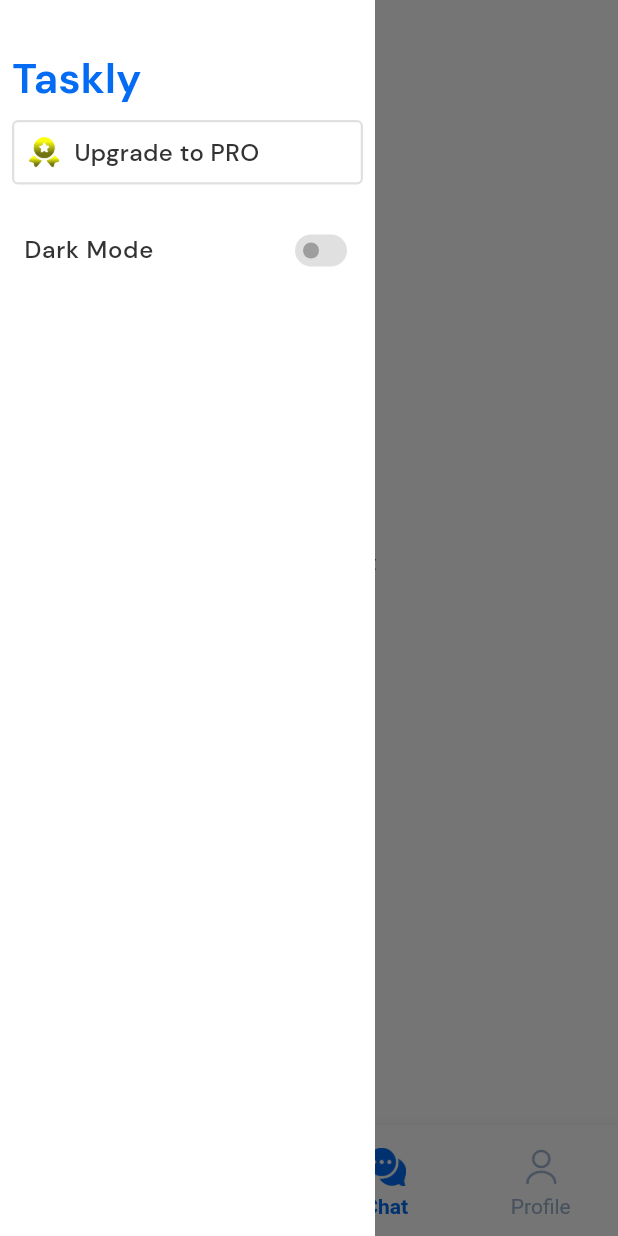
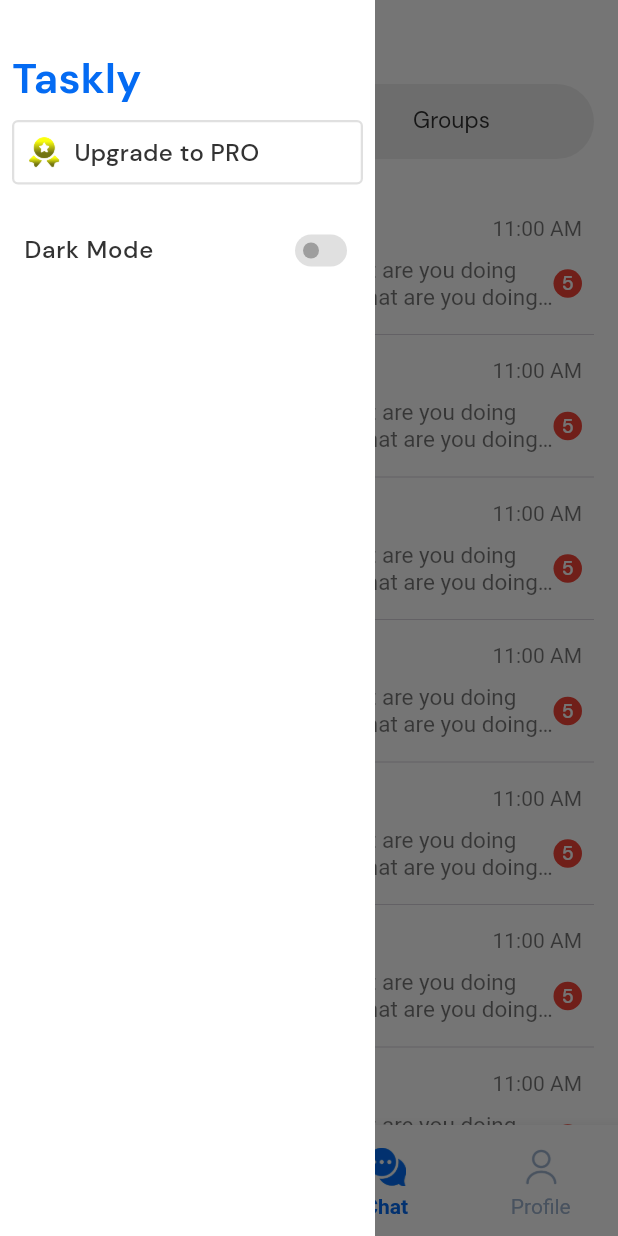
Before and after one commit to AbnerBaluyut/Taskly, a Flutter app: the DashboardPage screen opened by its route, item 3 of the bottom bar chosen, with the side drawer open, on a phone screen of 412 x 824 dp. Run offline on Flutter 3.47's test engine with Material 3 defaults, Android fonts, the phone set to English and light mode, and no system bars; our stand-ins replace bloc, dropdown_button2, flutter_bloc, flutter_expandable_fab, font_awesome_flutter, go_router and 2 more; missing offline and left inert: assorted_layout_widgets; accounts and stored records are empty; statements that could not run were skipped.

Commit message:
Update: Chat Content Widget

```diff
--- a/lib/core/common_widgets/common_image.dart
+++ b/lib/core/common_widgets/common_image.dart
@@ -16,7 +16,8 @@ class CommonImage extends StatelessWidget {
     this.borderColor = Colors.black,
     this.border = 0.0,
     this.errorWidget,
-    this.file
+    this.file,
+    this.padding
   });
 
   final File? file;
@@ -31,6 +32,7 @@ class CommonImage extends StatelessWidget {
   final double border;
   final Color borderColor;
   final Widget? errorWidget;
+  final EdgeInsetsGeometry? padding;
 
   @override
   Widget build(BuildContext context) {
@@ -39,6 +41,7 @@ class CommonImage extends StatelessWidget {
       alignment: Alignment.center,
       height: height,
       width: width,
+      padding: padding,
       decoration: BoxDecoration(
         borderRadius: BorderRadius.circular(radius),
         border: border == 0.0 ? null : Border.fromBorderSide(
--- /dev/null
+++ b/lib/features/chat/screens/_components/cells/item_chat.dart
@@ -0,0 +1,104 @@
+import 'package:flutter/material.dart';
+import 'package:taskly/core/extensions/context_extension.dart';
+
+import '../../../../../core/common_widgets/common_elevated_button.dart';
+import '../../../../../core/common_widgets/common_image.dart';
+import '../../../../../core/styles/assets.dart';
+import '../../../../../core/styles/dimension.dart';
+
+class ItemChat extends StatelessWidget {
+  const ItemChat({super.key});
+
+
+  @override
+  Widget build(BuildContext context) {
+
+    return CommonElevatedButton(
+      onButtonPressed: () {},
+      padding: EdgeInsets.all(Dimension.paddingSmall),
+      backgroundColor: Colors.transparent,
+      custom: Row(
+        mainAxisAlignment: MainAxisAlignment.start,
+        crossAxisAlignment: CrossAxisAlignment.center,
+        spacing: Dimension.spacingMedium,
+        children: [
+          CommonImage(
+            path: Assets.face,
+            height: 50.0,
+            width: 50.0,
+            fit: BoxFit.contain,
+            backgroundColor: Colors.grey.shade200,
+            radius: 50.0
+          ),
+          Expanded(
+            child: Column(
+              mainAxisAlignment: MainAxisAlignment.center,
+              crossAxisAlignment: CrossAxisAlignment.start,
+              spacing: Dimension.spacingSmall,
+              children: [
+                Row(
+                  mainAxisAlignment: MainAxisAlignment.center,
+                  crossAxisAlignment: CrossAxisAlignment.start,
+                  spacing: Dimension.spacingSmall,
+                  children: [
+                    Expanded(
+                      child: Text(
+                        'John Doe',
+                        style: TextStyle(
+                          fontSize: 16,
+                          fontWeight: FontWeight.w400,
+                          color: context.isDarkMode() ? Colors.white : Colors.black
+                        ),
+                        maxLines: 2,
+                        overflow: TextOverflow.ellipsis,
+                      ),
+                    ),
+                    Text(
+                      '11:00 AM',
+                      style: TextStyle(
+                        fontSize: 14,
+                        fontWeight: FontWeight.w400,
+                        color: context.isDarkMode() ? Colors.white60 : Colors.black54
+                      ),
+                    ),
+                  ],
+                ),
+                Row(
+                  mainAxisAlignment: MainAxisAlignment.center,
+                  crossAxisAlignment: CrossAxisAlignment.center,
+                  children: [
+                    Expanded(
+                      child: Text(
+                        'You: How are you? What are you doing here in the world and what are you doing in the world and what are you doing in the world and what are you doing in the world and what are you doing in the world and what are you doing in the world and what are you doing in the world and what are you doing in the world and what are you doing in the world and what are you doing in the world and',
+                        style: TextStyle(
+                          fontSize: 15,
+                          fontWeight: FontWeight.w400,
+                          color: context.isDarkMode() ? Colors.white60 : Colors.black54
+                        ),
+                        maxLines: 2,
+                        overflow: TextOverflow.ellipsis,
+                      ),
+                    ),
+                    Badge(
+                      smallSize: 6.0,
+                      backgroundColor: Colors.red,
+                      label: Text(
+                        '5',
+                        style: TextStyle(
+                          fontSize: 13,
+                          fontWeight: FontWeight.w500,
+                          color: Colors.white,
+                        ),
+                      ),
+                      isLabelVisible: true,
+                    )
+                  ],
+                ),
+              ],
+            ),
+          )
+        ],
+      ),
+    );
+  }
+}
--- /dev/null
+++ b/lib/features/chat/screens/_components/chat_appbar.dart
@@ -0,0 +1,23 @@
+import 'package:flutter/material.dart';
+import 'package:taskly/core/extensions/context_extension.dart';
+import '../../../../../core/styles/custom_colors.dart';
+
+class ChatAppBar extends SliverAppBar {
+
+  ChatAppBar({super.key}) : super(
+    title: Builder(
+      builder: (context) {
+        return Text(
+          "Chat",
+          style: TextStyle(
+            color: context.isDarkMode() ? Colors.white : CustomColors.gray2,
+            fontSize: 25.0,
+            fontWeight: FontWeight.w600
+          ),
+        );
+      }
+    ),
+    surfaceTintColor: Colors.transparent,
+    centerTitle: false,
+  );
+}
--- /dev/null
+++ b/lib/features/chat/screens/_components/chat_persistent_delegate.dart
@@ -0,0 +1,50 @@
+import 'package:flutter/material.dart';
+import 'package:taskly/core/extensions/context_extension.dart';
+
+import '../../../../core/styles/custom_colors.dart';
+import 'sections/tabs_section.dart';
+
+class ChatPersistentDelegate extends SliverPersistentHeaderDelegate {
+
+  ChatPersistentDelegate({
+    required this.controller,
+    this.onTap
+  });
+
+  TabController? controller;
+  final void Function(int)? onTap;
+
+  @override
+  Widget build(BuildContext context, double shrinkOffset, bool overlapsContent) {
+
+    double topPadding = shrinkOffset > 0.0 ? 25.0 : 0.0;
+
+    return Container(
+      padding: EdgeInsets.only(
+        top: topPadding
+      ),
+      decoration: BoxDecoration(
+        color: context.isDarkMode() ? CustomColors.gray2 :Colors.white,
+        borderRadius: BorderRadius.only(
+          bottomLeft: Radius.elliptical(50, 120),
+          bottomRight: Radius.elliptical(50, 120),
+        ),
+      ),
+      child: TabsSection(
+        controller: controller,
+        onTap: onTap,
+      ),
+    );
+  }
+
+  @override
+  double get maxExtent => 80;
+
+  @override
+  double get minExtent => 80;
+
+  @override
+  bool shouldRebuild(covariant SliverPersistentHeaderDelegate oldDelegate) {
+    return true;
+  }
+}
--- /dev/null
+++ b/lib/features/chat/screens/_components/sections/tabs_section.dart
@@ -0,0 +1,60 @@
+import 'package:flutter/material.dart';
+
+import '../../../../../core/styles/custom_colors.dart';
+import '../../../../../core/styles/dimension.dart';
+
+class TabsSection extends StatelessWidget {
+
+  final TabController? controller;
+  final void Function(int)? onTap;
+
+  const TabsSection({
+    super.key,
+    this.controller,
+    this.onTap
+  });
+
+  @override
+  Widget build(BuildContext context) {
+    return Container(
+      height: 50.0,
+      margin: const EdgeInsets.symmetric(
+        horizontal: Dimension.paddingMedium
+      ),
+      decoration: BoxDecoration(
+        borderRadius: BorderRadius.circular(100.0),
+        color: Colors.grey.shade200,
+      ),
+      child: TabBar(
+        controller: controller,
+        onTap: onTap,
+        tabs: [
+          Tab(
+            child: Text('All Chats')
+          ),
+          Tab(
+            child: Text('Groups')
+          ),
+        ],
+        indicatorSize: TabBarIndicatorSize.tab,
+        indicator: BoxDecoration(
+          color: CustomColors.primaryColor,
+          borderRadius: BorderRadius.circular(100.0),
+        ),
+        dividerColor: Colors.transparent,
+        dividerHeight: 0.0,
+        labelStyle: TextStyle(
+          fontSize: 15.0,
+          color: Colors.white,
+          fontWeight: FontWeight.w600
+        ),
+        unselectedLabelStyle: TextStyle(
+          fontSize: 15.0,
+          color: CustomColors.gray2,
+          fontWeight: FontWeight.w400,
+        ),
+        overlayColor: WidgetStatePropertyAll(Colors.transparent),
+      ),
+    );
+  }
+}
--- a/lib/features/chat/screens/chat_content.dart
+++ b/lib/features/chat/screens/chat_content.dart
@@ -1,13 +1,85 @@
+import 'dart:developer';
+
 import 'package:flutter/material.dart';
 
-class ChatContent extends StatelessWidget {
+import '../../../core/common_widgets/common_scaffold.dart';
+import '../../../core/styles/dimension.dart';
+import '_components/cells/item_chat.dart';
+import '_components/chat_appbar.dart';
+import '_components/chat_persistent_delegate.dart';
+
+class ChatContent extends StatefulWidget {
+
   const ChatContent({super.key});
 
+  @override
+  State<ChatContent> createState() => _ChatContentState();
+}
+
+class _ChatContentState extends State<ChatContent> with SingleTickerProviderStateMixin {
+
+  TabController? tabController;
+
+  @override
+  void initState() {
+    tabController = TabController(length: 2, vsync: this);
+    super.initState();
+  }
 
   @override
   Widget build(BuildContext context) {
-    return Center(
-      child: Text("Chat Content"),
+    return CommonScaffold(
+      body: NestedScrollView(
+        headerSliverBuilder: (ctx, innerBoxIsScrolled) {
+          return [
+            ChatAppBar(),
+            SliverPersistentHeader(
+              delegate: ChatPersistentDelegate(
+                controller: tabController,
+                onTap: (index) {
+                  log("TAPPED: $index");
+                }
+              ),
+              pinned: true,
+              floating: true,
+            )
+          ];
+        },
+        body: TabBarView(
+          physics: const NeverScrollableScrollPhysics(),
+          controller: tabController,
+          children: [
+            ListView.separated(
+              padding: EdgeInsets.symmetric(
+                horizontal: Dimension.paddingMedium
+              ),
+              itemBuilder: (ctx, index) {
+                return ItemChat();
+              },
+              separatorBuilder: (ctx, index) {
+                return Divider(
+                  thickness: 0.5,
+                );
+              },
+              itemCount: 10
+            ),
+            ListView.separated(
+              padding: EdgeInsets.symmetric(
+                horizontal: Dimension.paddingMedium
+              ),
+              itemBuilder: (ctx, index) {
+                return ItemChat();
+              },
+              separatorBuilder: (ctx, index) {
+                return Divider(
+                  thickness: 0.5,
+                );
+              },
+              itemCount: 10
+            ),
+          ]
+        )
+      )
     );
   }
 }
--- a/lib/features/home/screens/home/_components/home_app_bar.dart
+++ b/lib/features/home/screens/home/_components/home_app_bar.dart
@@ -1,13 +1,15 @@
 import 'package:flutter/material.dart';
+import 'package:go_router/go_router.dart';
 import 'package:taskly/core/extensions/context_extension.dart';
 import 'package:taskly/core/extensions/int_extension.dart';
 
 import '../../../../../core/common_widgets/common_text_field.dart';
+import '../../../../../core/router/app_routes.dart';
 import '../../../../../core/styles/assets.dart';
 
 class HomeAppBar extends AppBar {
 
-  HomeAppBar({super.key, required this.onTapSideMenu, required this.onTapNotifications}) : super(
+  HomeAppBar({super.key, required this.onTapSideMenu}) : super(
     leading: Builder(
       builder: (context) {
         return IconButton(
@@ -35,7 +37,9 @@ class HomeAppBar extends AppBar {
     titleSpacing: 0.0,
     actions: [
       5.width(),
-      IconButton(
+      Builder(
+        builder: (context) {
+          return IconButton(
             style: IconButton.styleFrom(
               shape: RoundedRectangleBorder(
                 borderRadius: BorderRadius.circular(24.0),
@@ -55,9 +59,13 @@ class HomeAppBar extends AppBar {
               ],
             ),
             iconSize: 25.0,
-        onPressed: onTapNotifications,
+            onPressed: () => context.push(AppRoutes.viewNotifications),
+          );
+        }
       ),
-      IconButton(
+      Builder(
+        builder: (context) {
+          return IconButton(
             style: IconButton.styleFrom(
               shape: RoundedRectangleBorder(
                 borderRadius: BorderRadius.circular(24.0),
@@ -73,12 +81,13 @@ class HomeAppBar extends AppBar {
               width: 25.0,
               fit: BoxFit.contain,
             ),
-        onPressed: () {},
+            onPressed: () => context.push(AppRoutes.editProfile),
+          );
+        }
       ),
       8.width(),
     ]
   );
 
   final VoidCallback onTapSideMenu;
-  final VoidCallback onTapNotifications;
 }
--- a/lib/features/home/screens/home/home_content.dart
+++ b/lib/features/home/screens/home/home_content.dart
@@ -51,7 +51,6 @@ class _HomeContentState extends State<HomeContent> {
     return CommonScaffold(
       appBar: HomeAppBar(
         onTapSideMenu: () => context.read<DashboardBloc>().add(OpenSideMenuEvent()),
-        onTapNotifications: () => context.push(AppRoutes.viewNotifications),
       ),
       body: SingleChildScrollView(
         controller: _scrollController,
--- a/lib/features/home/screens/project_details/_components/cells/task_item.dart
+++ b/lib/features/home/screens/project_details/_components/cells/task_item.dart
@@ -1,9 +1,11 @@
 import 'package:assorted_layout_widgets/assorted_layout_widgets.dart';
 import 'package:flutter/material.dart';
+import 'package:go_router/go_router.dart';
 import 'package:taskly/core/extensions/context_extension.dart';
 import 'package:taskly/core/extensions/double_extension.dart';
 
 import '../../../../../../core/common_widgets/common_elevated_button.dart';
+import '../../../../../../core/router/app_routes.dart';
 import '../../../../../../core/styles/custom_colors.dart';
 import '../../../../../../core/styles/dimension.dart';
 
@@ -24,7 +26,7 @@ class TaskItem extends StatelessWidget {
     int membersLeft = (memberItemsLength - minimumMembers);
 
     return CommonElevatedButton(
-      onButtonPressed: () {},
+      onButtonPressed: () => context.push(AppRoutes.taskDetails),
       padding: EdgeInsets.all(Dimension.paddingSmall),
       backgroundColor: context.isDarkMode() ? CustomColors.gray2 : Colors.white,
       overlayColor: theme,
--- a/lib/features/profile/screens/profile/profile_content.dart
+++ b/lib/features/profile/screens/profile/profile_content.dart
@@ -51,7 +51,7 @@ class _ProfileContentState extends State<ProfileContent> {
                   child: Text(
                     "Account Settings",
                     style: TextStyle(
-                      color: CustomColors.gray,
+                      color: context.isDarkMode() ? Colors.white54 : CustomColors.gray,
                       fontSize: 16.0,
                       fontWeight: FontWeight.w500
                     ),
```
Lines whose indentation alone changed are shown as unchanged.
